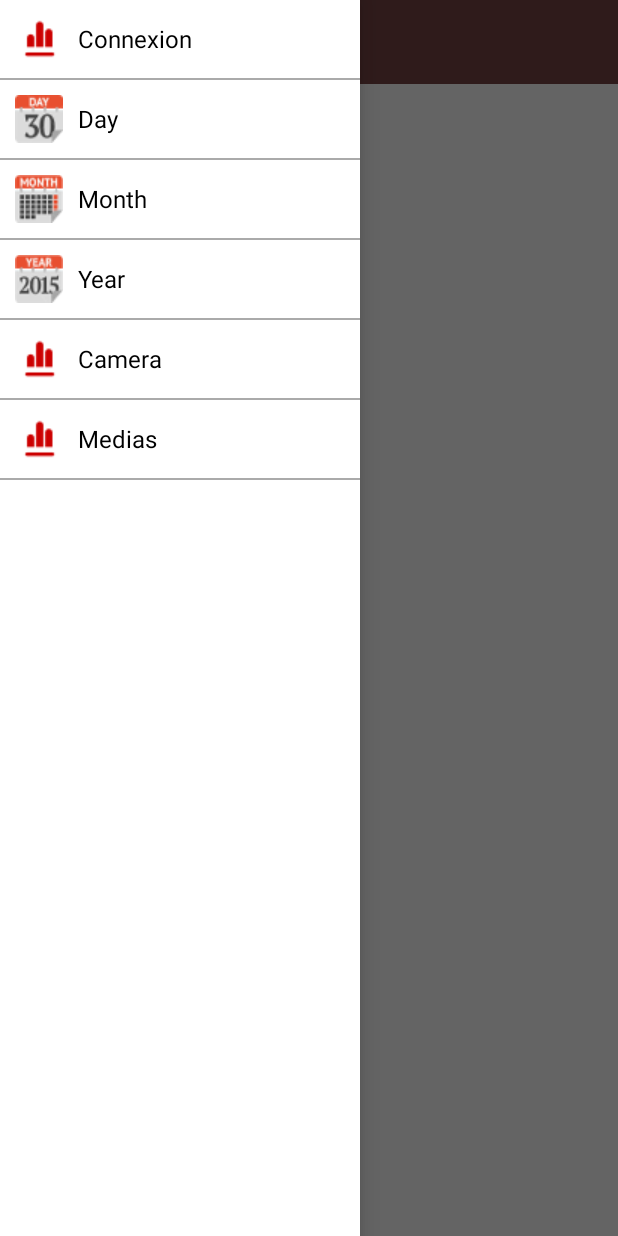
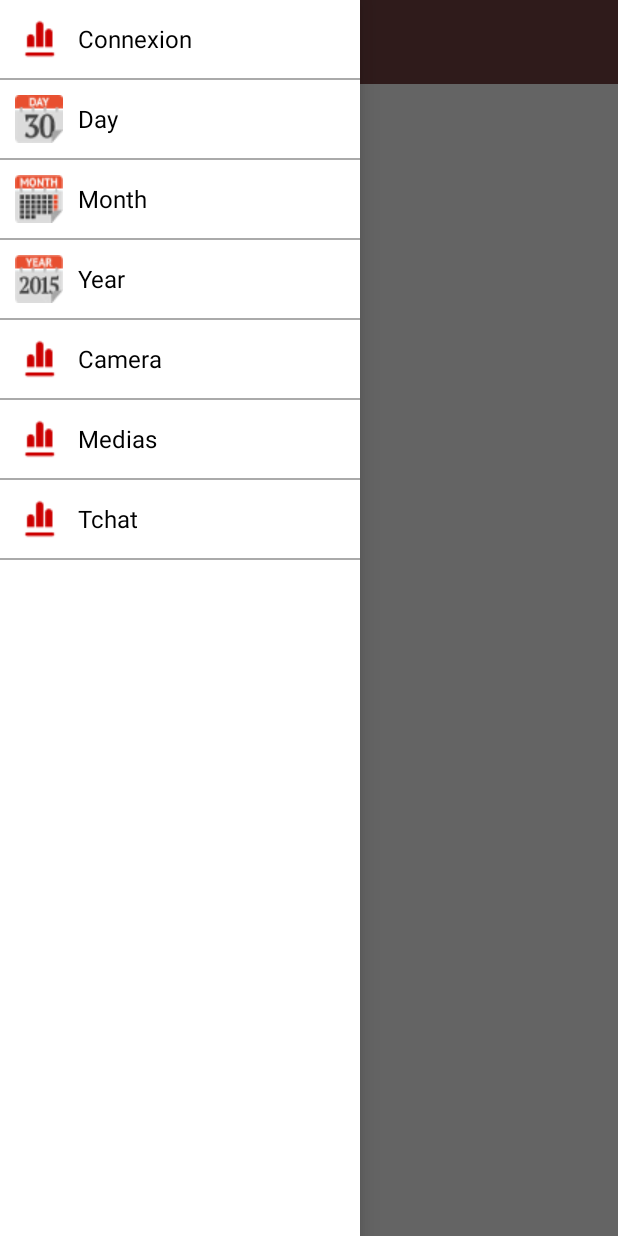
Before and after one commit to mathieuHa/pst3oeildtreapp, an Android app: the screen it shows after launch (MainActivity), with the side drawer open, on a phone screen of 412 x 824 dp. Run offline under Robolectric (Android 15) with nearby library versions, the light colour scheme and no system bars.

Commit message:
Tchat implémenté TODO : la classe datePicker, le listener des boutons médias.

```diff
--- a/app/src/main/java/oeildtre/esiea/fr/oeildtreapp/MainActivity.java
+++ b/app/src/main/java/oeildtre/esiea/fr/oeildtreapp/MainActivity.java
@@ -59,13 +59,14 @@ public class MainActivity extends AppCompatActivity {
 
         setupToolbar();
 
-        DataModel[] drawerItem = new DataModel[6];
+        DataModel[] drawerItem = new DataModel[7];
         drawerItem[0] = new DataModel(R.drawable.table, "Connexion");
         drawerItem[1] = new DataModel(R.drawable.jour2, "Day");
         drawerItem[2] = new DataModel(R.drawable.mois2, "Month");
         drawerItem[3] = new DataModel(R.drawable.annee2, "Year");
         drawerItem[4] = new DataModel(R.drawable.table, "Camera");
         drawerItem[5] = new DataModel(R.drawable.table, "Medias");
+        drawerItem[6] = new DataModel(R.drawable.table, "Tchat");
         getSupportActionBar().setDisplayHomeAsUpEnabled(false);
         getSupportActionBar().setHomeButtonEnabled(true);
 
@@ -90,13 +91,16 @@ public class MainActivity extends AppCompatActivity {
                 fragment = new FragMonth();
                 break;
             case 3:
-                fragment = new Tchat();
+                fragment = new FragYear();
                 break;
             case 4:
                 fragment = new Camera();
                 break;
             case 5:
                 fragment = new Medias();
+                break;
+            case 6:
+                fragment = new Tchat();
                 break;
             default:
                 break;
--- a/app/src/main/res/values/strings.xml
+++ b/app/src/main/res/values/strings.xml
@@ -8,5 +8,6 @@
         <item>Year</item>
         <item>Camera</item>
         <item>Medias</item>
+        <item>Tchat</item>
     </string-array>
 </resources>
```
